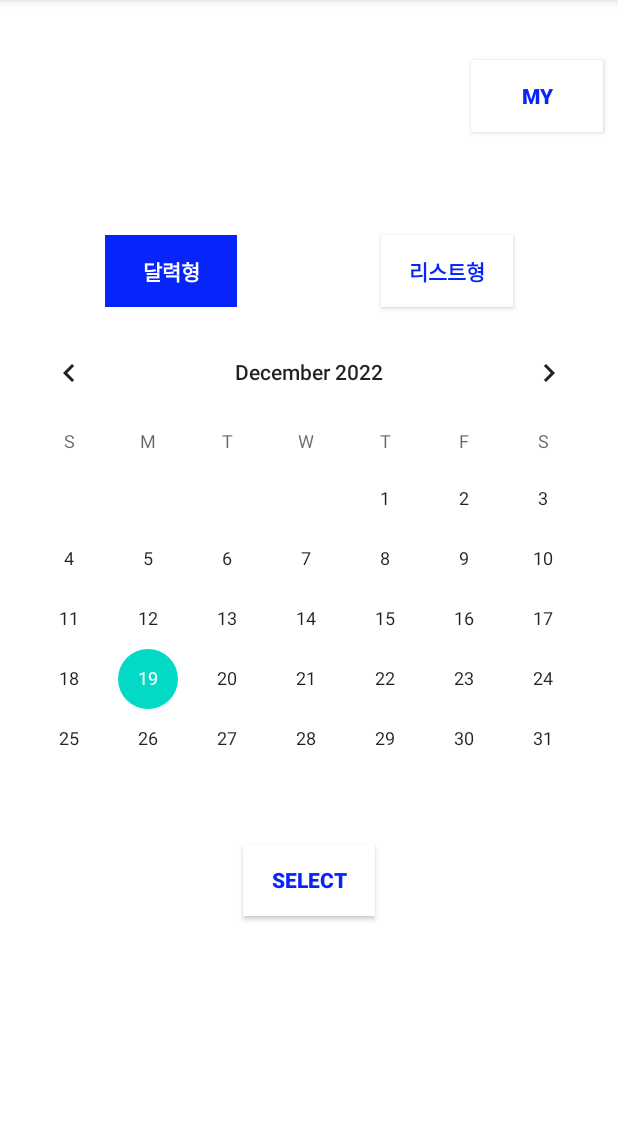
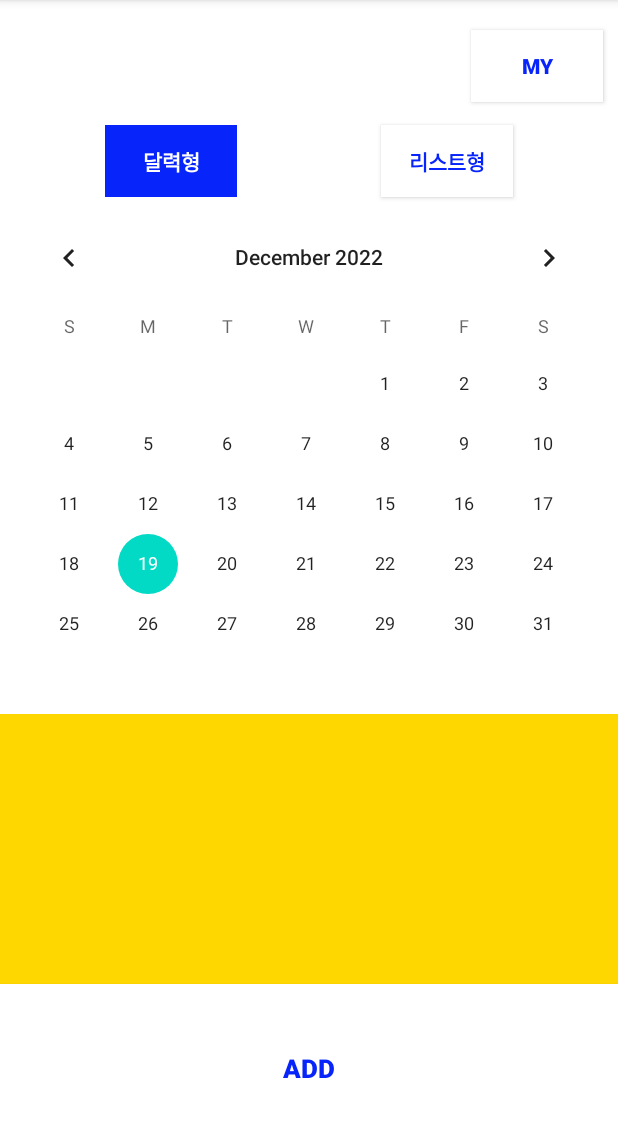
Before and after one commit to ozbl-y/CTOY-PRO, an Android app: the screen it shows after launch (MainActivity), on a phone screen of 412 x 824 dp, the part 84-1221 px from its top. Run offline under Robolectric (Android 15) with nearby library versions, the phone set to English and light mode, and no system bars.

Commit message:
[진행상황7]

```diff
--- a/app/src/main/java/edu/swu/bookdiary/MainActivity.java
+++ b/app/src/main/java/edu/swu/bookdiary/MainActivity.java
@@ -4,7 +4,11 @@ import androidx.annotation.NonNull;
 import androidx.appcompat.app.AppCompatActivity;
 
 import android.app.Application;
+import android.content.Context;
 import android.content.Intent;
+import android.database.Cursor;
+import android.database.sqlite.SQLiteDatabase;
+import android.database.sqlite.SQLiteOpenHelper;
 import android.os.Bundle;
 import android.view.View;
 import android.widget.Button;
@@ -12,36 +16,38 @@ import android.widget.CalendarView;
 import android.widget.DatePicker;
 import android.widget.EditText;
 import android.widget.TextView;
-
-import java.io.FileInputStream;
-import java.io.IOException;
-import java.util.Calendar;
-
-import io.realm.Realm;
-import io.realm.RealmConfiguration;
+import android.widget.Toast;
 
 public class MainActivity extends AppCompatActivity {
+
+    ClickDate.myDBHelper myHelper;
     CalendarView calendarView;
-    EditText edtDiary;
-    TextView case2, my, button;
-    String date, fileName;
+    EditText titleResult, memoResult;
+    Button btnInsert;
+    TextView case1, case2, my;
+    SQLiteDatabase sqlDB;
 
-
-    //final BookDiary application = (BookDiary) getApplication();
     @Override
     protected void onCreate(Bundle savedInstanceState) {
         super.onCreate(savedInstanceState);
         setContentView(R.layout.activity_main);
 
         calendarView = findViewById(R.id.calendarView);
-      //  edtDiary = (EditText) findViewById(R.id.edtDiary);
+        btnInsert = (Button) findViewById(R.id.btnInsert);
+        titleResult = (EditText) findViewById(R.id.titleResult); // 결과출력
+        memoResult = (EditText) findViewById(R.id.memoResult); // 결과출력
+
         my = findViewById(R.id.my);
+        case1 = findViewById(R.id.case1);
         case2 = findViewById(R.id.case2);
-        button = findViewById(R.id.button);
-
-
+        myHelper = new ClickDate.myDBHelper(this);
 
         final CharSequence[] date = {null};
+
+        btnInsert.setOnClickListener(v -> {
+            Intent intent = new Intent(this, ClickDate.class);
+            startActivity(intent);
+        });
 
         //리스트형 버튼 클릭시, ListType 페이지로 이동
         case2.setOnClickListener(v -> {
@@ -60,19 +66,17 @@ public class MainActivity extends AppCompatActivity {
             Intent intent = new Intent(this, ClickDate.class);
             startActivity(intent);
         });
-        //date클릭시 ClickDate 페이지로 이동
-        button.setOnClickListener(v -> {
-            Intent intent = new Intent(this, ClickDate.class);
-            startActivity(intent);
+
+        case1.setOnClickListener(new View.OnClickListener() {
+            public void onClick(View v) {
+                sqlDB = myHelper.getWritableDatabase();
+                sqlDB.execSQL("INSERT INTO groupTBL VALUES ( '" + titleResult.getText().toString() + "' , "
+                        + memoResult.getText().toString() + ");");
+                sqlDB.close();
+                Toast.makeText(getApplicationContext(), "저장됨",
+                        Toast.LENGTH_SHORT).show();
+            }
         });
-/*        button.setOnClickListener(new View.OnClickListener() {
-            @Override
-            public void onClick(View v) {
-                Intent intent = new Intent(getApplicationContext(), ClickDate.class);
-                intent.putExtra("ClickDate", date[0]);
-                startActivity(intent);
-            }
-        });*/
+
     }
-
 }
--- a/app/src/main/res/layout/activity_main.xml
+++ b/app/src/main/res/layout/activity_main.xml
@@ -12,7 +12,7 @@
         android:layout_width="wrap_content"
         android:layout_height="wrap_content"
         android:layout_alignParentRight="true"
-        android:layout_marginTop="40dp"
+        android:layout_marginTop="20dp"
         android:layout_marginRight="10dp"
         android:background="@color/white"
         android:text="MY"
@@ -23,21 +23,18 @@
         android:id="@+id/calendarView"
         android:layout_width="match_parent"
         android:layout_height="wrap_content"
+        android:layout_below="@+id/my"
+        android:layout_marginTop="70dp"
         android:layout_centerInParent="true" />
-   <!-- <DatePicker
-        android:id="@+id/calendarView"
-        android:layout_width="wrap_content"
-        android:layout_height="wrap_content"
-        android:layout_centerInParent="true"
-        android:calendarViewShown="false" />-->
 
 
     <androidx.appcompat.widget.AppCompatButton
         android:id="@+id/case1"
         android:layout_width="wrap_content"
         android:layout_height="wrap_content"
-        android:layout_above="@id/calendarView"
+        android:layout_below="@+id/my"
         android:layout_alignParentLeft="true"
+        android:layout_marginTop="15dp"
         android:layout_marginLeft="70dp"
         android:layout_marginBottom="10dp"
         android:background="#0724fa"
@@ -50,8 +47,9 @@
         android:id="@+id/case2"
         android:layout_width="wrap_content"
         android:layout_height="wrap_content"
-        android:layout_above="@id/calendarView"
+        android:layout_below="@+id/my"
         android:layout_alignParentRight="true"
+        android:layout_marginTop="15dp"
         android:layout_marginRight="70dp"
         android:layout_marginBottom="10dp"
         android:background="@color/white"
@@ -59,7 +57,7 @@
         android:textColor="#0724fa"
         android:textStyle="bold" />
 
-    <androidx.appcompat.widget.AppCompatButton
+<!--    <androidx.appcompat.widget.AppCompatButton
         android:id="@+id/button"
         android:layout_width="wrap_content"
         android:layout_height="wrap_content"
@@ -73,6 +71,33 @@
         android:background="@color/white"
         android:text="Select"
         android:textColor="#0724fa"
+        android:textStyle="bold" />-->
+
+    <EditText
+        android:id="@+id/titleResult"
+        android:layout_width="match_parent"
+        android:layout_height="90dp"
+        android:layout_below="@id/calendarView"
+        android:background="#FFD700"
+        android:padding="20dp" />
+
+    <EditText
+        android:id="@+id/memoResult"
+        android:layout_width="match_parent"
+        android:layout_height="90dp"
+        android:layout_below="@id/titleResult"
+        android:background="#FFD700"
+        android:padding="20dp" />
+
+    <androidx.appcompat.widget.AppCompatButton
+        android:id="@+id/btnInsert"
+        android:layout_width="match_parent"
+        android:layout_height="match_parent"
+        android:layout_below="@+id/memoResult"
+        android:background="@color/white"
+        android:text="ADD"
+        android:textColor="#0724fa"
+        android:textSize="17sp"
         android:textStyle="bold" />
 
 </RelativeLayout>
--- a/build.gradle
+++ b/build.gradle
@@ -3,9 +3,6 @@ buildscript {
     repositories {
         jcenter()
         mavenCentral()
-    }
-    dependencies {
-        classpath "io.realm:realm-gradle-plugin:10.11.1" //add
     }
 }
 
```
Also changed, not shown: app/build.gradle (+5 -8 lines), app/src/main/AndroidManifest.xml (+3 -4 lines), app/src/main/java/edu/swu/bookdiary/ClickDate.java (+84 -34 lines), app/src/main/java/edu/swu/bookdiary/ListType.java (+127 -21 lines), app/src/main/java/edu/swu/bookdiary/MemoV0.java (deleted, +0 -9 lines), app/src/main/res/layout/click_date.xml (+15 -2 lines), app/src/main/res/layout/list_type.xml (+22 -23 lines).
